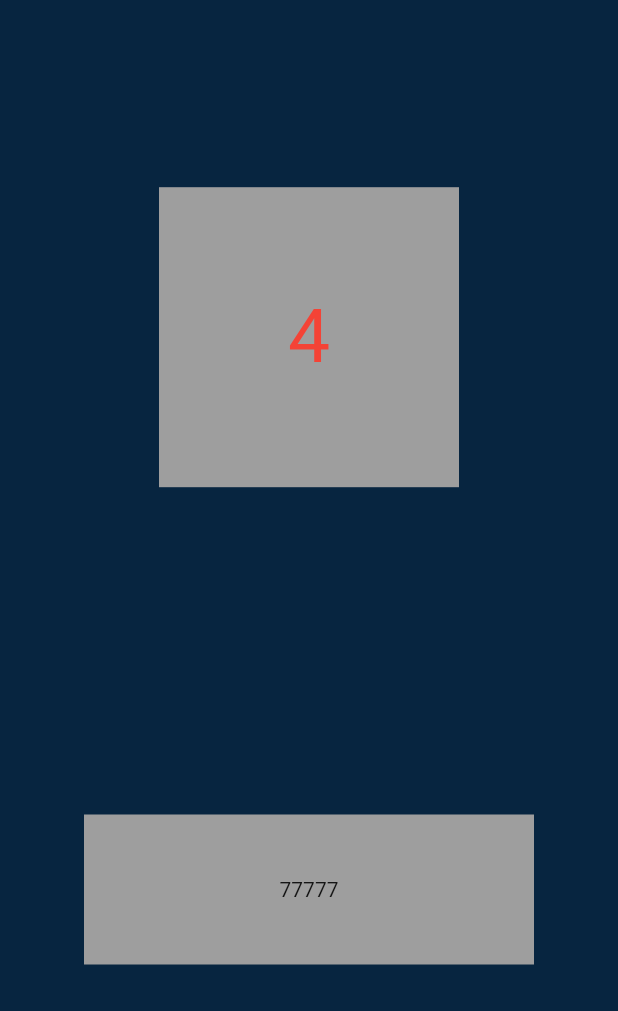
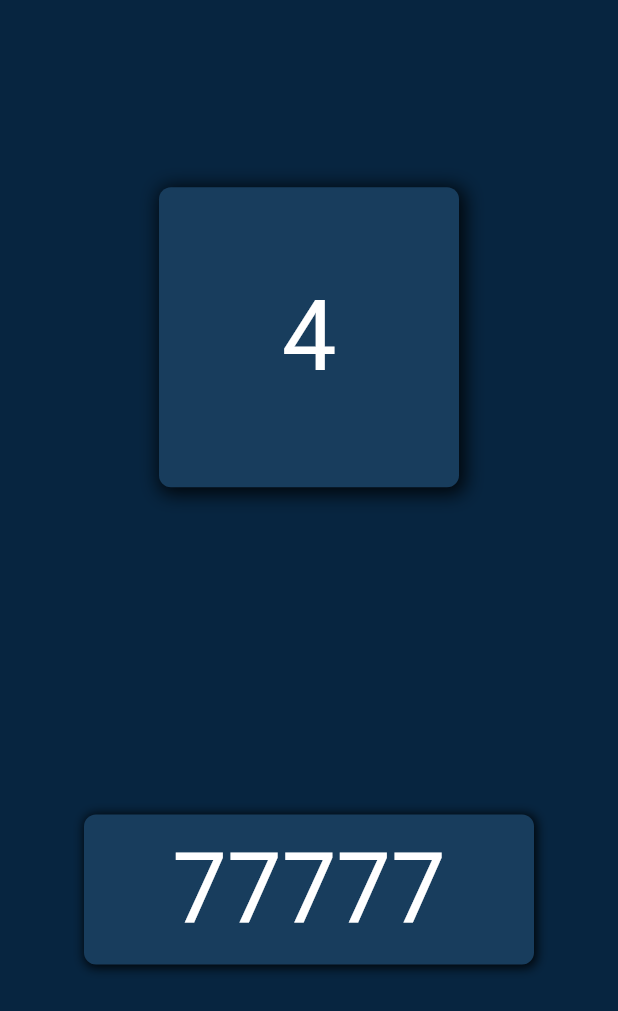
Before and after one commit to DhrupamP/Memorize, a Flutter app: the GameStart screen opened by its route, on a phone screen of 412 x 824 dp. Shown: the top 1011 px of the screen. Run offline on Flutter 3.47's test engine with Material 2 defaults, Android fonts, the phone set to English and light mode, and no system bars.

Commit message:
Add Decorations

```diff
--- a/lib/Comps/game_start/game_start.dart
+++ b/lib/Comps/game_start/game_start.dart
@@ -1,6 +1,10 @@
+// ignore_for_file: prefer_const_constructors, prefer_const_literals_to_create_immutables
+
 import 'package:flutter/material.dart';
 import 'dart:async';
 import 'dart:math';
+
+import 'package:memorizegame/Styles/constants.dart';
 
 class GameStart extends StatefulWidget {
   const GameStart({Key? key}) : super(key: key);
@@ -50,7 +54,7 @@ class _GameStartState extends State<GameStart> {
   @override
   Widget build(BuildContext context) {
     return Scaffold(
-      backgroundColor: const Color(0xff072540),
+      backgroundColor: kBackGround,
       body: Stack(
         children: [
           Align(
@@ -58,11 +62,22 @@ class _GameStartState extends State<GameStart> {
             child: Container(
               height: 200,
               width: 200,
-              decoration: BoxDecoration(color: Colors.grey),
+              decoration: BoxDecoration(
+                color: kLightBlue,
+                borderRadius: BorderRadius.circular(8),
+                boxShadow: [
+                  BoxShadow(
+                    color: Colors.black87,
+                    offset: Offset(2, 2),
+                    blurRadius: 10,
+                    spreadRadius: 2,
+                  ),
+                ],
+              ),
               child: Center(
                 child: Text(
                   _start.toString(),
-                  style: const TextStyle(fontSize: 50, color: Colors.red),
+                  style: const TextStyle(fontSize: 65, color: Colors.white),
                 ),
               ),
             ),
@@ -72,8 +87,24 @@ class _GameStartState extends State<GameStart> {
             child: Container(
               height: 100,
               width: 300,
-              color: Colors.grey,
-              child: Center(child: Text(num.toString())),
+              decoration: BoxDecoration(
+                color: kLightBlue,
+                borderRadius: BorderRadius.circular(8),
+                boxShadow: [
+                  BoxShadow(
+                    color: Colors.black87,
+                    offset: Offset(1, 1),
+                    blurRadius: 5,
+                    spreadRadius: 1,
+                  ),
+                ],
+              ),
+              child: Center(
+                child: Text(
+                  num.toString(),
+                  style: TextStyle(fontSize: 65, color: Colors.white),
+                ),
+              ),
             ),
           )
         ],
--- a/lib/Styles/constants.dart
+++ b/lib/Styles/constants.dart
@@ -1,3 +1,6 @@
 import 'package:flutter/material.dart';
 
 const kBackGround = Color(0xFF072540);
+const kPink = Color(0xFFFF8AE2);
+const kLightBlue = Color(0xFF183D5D);
+const kDarkBlue = Color(0xFF010E28);
```
Also changed, not shown: lib/Comps/game_end/game_end.dart (+19 -7 lines).
